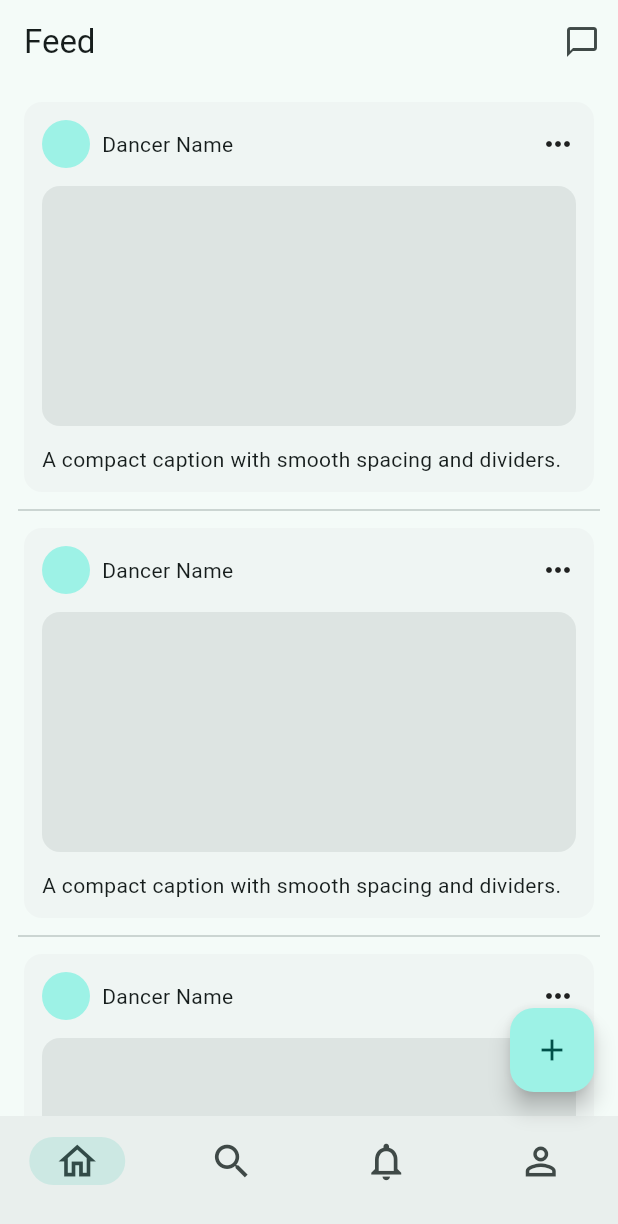
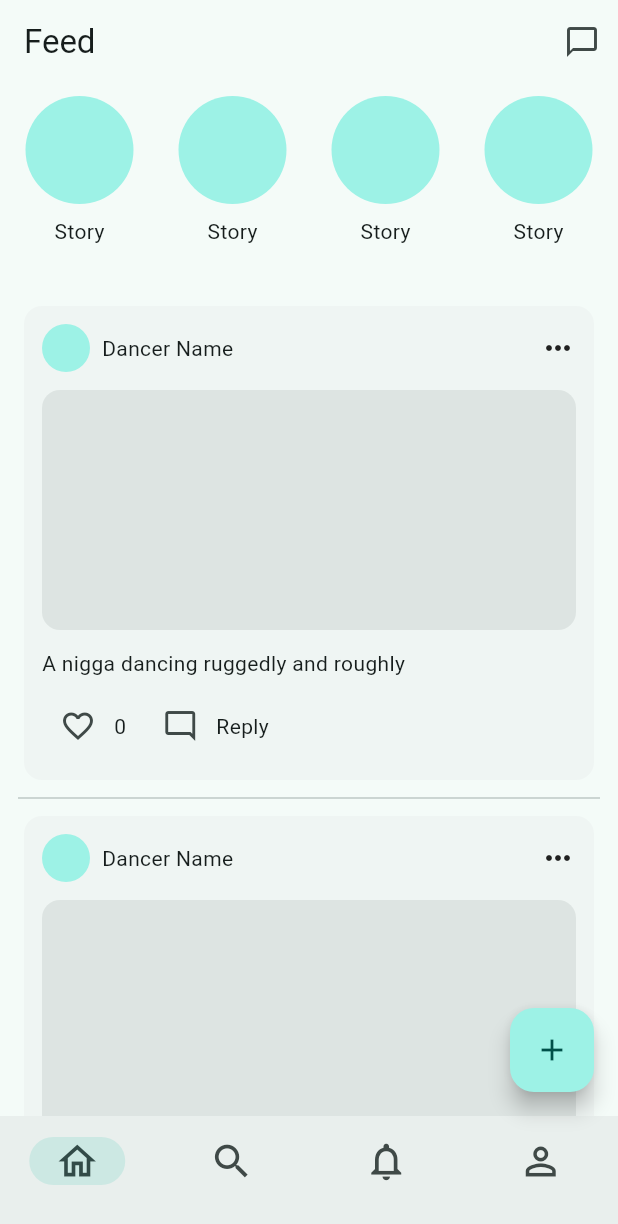
Before and after one commit to JzTheBvckster/my_block, a Flutter app: the screen it shows once a user with an empty profile is signed in, on a phone screen of 412 x 824 dp. Shown: the top 1224 px of the screen. Run offline on Flutter 3.47's test engine with Material 3 defaults, Android fonts, the phone set to English and light mode, and no system bars; our stand-ins replace cloud_firestore, firebase_auth, firebase_core; accounts and stored records are empty.

Commit message:
Merge branch 'Feed'

```diff
--- a/lib/features/feed/presentation/feed_page.dart
+++ b/lib/features/feed/presentation/feed_page.dart
@@ -12,6 +12,10 @@ class FeedPage extends StatelessWidget {
   Widget build(BuildContext context) {
     return Scaffold(
       appBar: AppBar(
+        backgroundColor: Theme.of(context).colorScheme.surface,
+        surfaceTintColor: Colors.transparent,
+        scrolledUnderElevation: 0,
+        elevation: 0,
         title: const Text('Feed'),
         actions: [
           IconButton(
@@ -24,7 +28,15 @@ class FeedPage extends StatelessWidget {
           ),
         ],
       ),
-      body: ListView.separated(
+      body: Column(
+        children: [
+          Container(
+            color: Theme.of(context).colorScheme.surface,
+            padding: const EdgeInsets.symmetric(vertical: 8),
+            child: const _StoriesRow(),
+          ),
+          Expanded(
+            child: ListView.separated(
               padding: const EdgeInsets.symmetric(vertical: 8, horizontal: 12),
               itemCount: 10,
               separatorBuilder: (context, index) => const Divider(),
@@ -32,12 +44,111 @@ class FeedPage extends StatelessWidget {
                 return const _PostCard();
               },
             ),
+          ),
+        ],
+      ),
     );
   }
 }
 
-class _PostCard extends StatelessWidget {
+class _PostCard extends StatefulWidget {
   const _PostCard();
+
+  @override
+  State<_PostCard> createState() => _PostCardState();
+}
+
+class _StoriesRow extends StatelessWidget {
+  const _StoriesRow();
+
+  @override
+  Widget build(BuildContext context) {
+    return SizedBox(
+      height: 120,
+      child: LayoutBuilder(
+        builder: (context, constraints) {
+          const horizontalPadding = 8.0;
+          const separatorWidth = 12.0; // Gap.wmd width
+          // Ensure exactly 4 items are visible within the available width
+          final available =
+              constraints.maxWidth -
+              (horizontalPadding * 2) -
+              (separatorWidth * 3);
+          final itemWidth = available / 4;
+
+          return ListView.separated(
+            scrollDirection: Axis.horizontal,
+            padding: const EdgeInsets.symmetric(horizontal: horizontalPadding),
+            itemBuilder: (context, index) {
+              return SizedBox(
+                width: itemWidth,
+                child: Column(
+                  mainAxisSize: MainAxisSize.min,
+                  children: const [
+                    CircleAvatar(radius: 36),
+                    Gap.sm,
+                    Text('Story'),
+                  ],
+                ),
+              );
+            },
+            separatorBuilder: (_, __) => const SizedBox(width: separatorWidth),
+            itemCount: 12,
+          );
+        },
+      ),
+    );
+  }
+}
+
+class _PostCardState extends State<_PostCard> {
+  int likes = 0;
+  bool liked = false;
+
+  void _toggleLike() {
+    setState(() {
+      liked = !liked;
+      likes += liked ? 1 : -1;
+    });
+    // TODO: Integrate with FeedRepository to batch update like count.
+  }
+
+  Future<void> _replyToPost() async {
+    final controller = TextEditingController();
+    final result = await showDialog<String>(
+      context: context,
+      builder: (ctx) {
+        return AlertDialog(
+          title: const Text('Reply'),
+          content: TextField(
+            controller: controller,
+            maxLines: 3,
+            decoration: const InputDecoration(
+              hintText: 'Write a reply...',
+              border: OutlineInputBorder(),
+            ),
+          ),
+          actions: [
+            TextButton(
+              onPressed: () => Navigator.pop(ctx),
+              child: const Text('Cancel'),
+            ),
+            FilledButton(
+              onPressed: () => Navigator.pop(ctx, controller.text.trim()),
+              child: const Text('Send'),
+            ),
+          ],
+        );
+      },
+    );
+
+    if ((result ?? '').isNotEmpty) {
+      // TODO: Integrate with FeedRepository to add a comment/reply.
+      ScaffoldMessenger.of(
+        context,
+      ).showSnackBar(const SnackBar(content: Text('Reply sent')));
+    }
+  }
 
   @override
   Widget build(BuildContext context) {
@@ -67,7 +178,26 @@ class _PostCard extends StatelessWidget {
               ),
             ),
             Gap.md,
-            const Text('A compact caption with smooth spacing and dividers.'),
+            const Text('A nigga dancing ruggedly and roughly'),
+            Gap.sm,
+            Row(
+              children: [
+                IconButton(
+                  icon: Icon(
+                    liked ? Icons.favorite : Icons.favorite_border,
+                    color: liked ? Theme.of(context).colorScheme.primary : null,
+                  ),
+                  onPressed: _toggleLike,
+                ),
+                Text('$likes'),
+                Gap.wmd,
+                IconButton(
+                  icon: const Icon(Icons.mode_comment_outlined),
+                  onPressed: _replyToPost,
+                ),
+                const Text('Reply'),
+              ],
+            ),
           ],
         ),
       ),
--- a/lib/main.dart
+++ b/lib/main.dart
@@ -2,6 +2,7 @@ import 'package:flutter/material.dart';
 import 'package:firebase_core/firebase_core.dart';
 import 'package:firebase_auth/firebase_auth.dart' hide AuthProvider;
 import 'package:cloud_firestore/cloud_firestore.dart';
+import 'package:my_block/features/stories/data/stories_repository.dart';
 import 'package:provider/provider.dart';
 import 'firebase_options.dart';
 import 'features/auth/data/auth_repository.dart';
@@ -32,6 +33,9 @@ class MainApp extends StatelessWidget {
         ),
         Provider<ProfileRepository>(
           create: (ctx) => ProfileRepository(ctx.read<FirestoreService>()),
+        ),
+        Provider<StoriesRepository>(
+          create: (_) => StoriesRepository(FirebaseFirestore.instance),
         ),
         ChangeNotifierProvider<my_auth.AuthProvider>(
           create: (ctx) => my_auth.AuthProvider(
```
Also changed, not shown: lib/features/stories/data/stories_repository.dart (added, +31 -0 lines), lib/features/stories/presentation/stories_page.dart (added, +47 -0 lines), lib/features/stories/presentation/widgets/story_bubble.dart (added, +49 -0 lines). Lines whose indentation alone changed are shown as unchanged.
